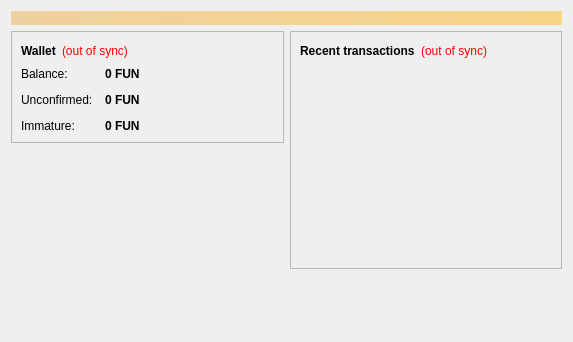
This is src/qt/forms/overviewpage.ui in Eternity-Soap/funcoin as Qt 5 draws it before an edit. The edited form follows.
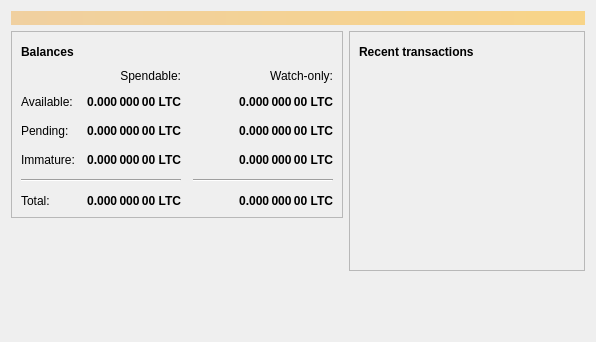
This is the edited form. Icons and pictures are not drawn.

Diff of the .ui file:
```diff
--- a/src/qt/forms/overviewpage.ui
+++ b/src/qt/forms/overviewpage.ui
@@ -6,7 +6,7 @@
    <rect>
     <x>0</x>
     <y>0</y>
-    <width>573</width>
+    <width>596</width>
     <height>342</height>
    </rect>
   </property>
@@ -20,7 +20,7 @@
       <bool>false</bool>
      </property>
      <property name="styleSheet">
-      <string notr="true">background-color: qlineargradient(x1: 0, y1: 0, x2: 1, y2: 0, stop:0 #F0D0A0, stop:1 #F8D488); color:#000000;</string>
+      <string notr="true">QLabel { background-color: qlineargradient(x1: 0, y1: 0, x2: 1, y2: 0, stop:0 #F0D0A0, stop:1 #F8D488); color:#000000; }</string>
      </property>
      <property name="wordWrap">
       <bool>true</bool>
@@ -54,27 +54,194 @@
                </font>
               </property>
               <property name="text">
-               <string>Wallet</string>
+               <string>Balances</string>
               </property>
              </widget>
             </item>
             <item>
-             <widget class="QLabel" name="labelWalletStatus">
+             <widget class="QPushButton" name="labelWalletStatus">
+              <property name="enabled">
+               <bool>true</bool>
+              </property>
+              <property name="maximumSize">
+               <size>
+                <width>30</width>
+                <height>16777215</height>
+               </size>
+              </property>
               <property name="toolTip">
                <string>The displayed information may be out of date. Your wallet automatically synchronizes with the Funcoin network after a connection is established, but this process has not completed yet.</string>
               </property>
-              <property name="styleSheet">
-               <string notr="true">QLabel { color: red; }</string>
+              <property name="text">
+               <string/>
               </property>
+              <property name="icon">
+               <iconset resource="../bitcoin.qrc">
+                <normaloff>:/icons/warning</normaloff>
+                <disabledoff>:/icons/warning</disabledoff>:/icons/warning</iconset>
+              </property>
+              <property name="iconSize">
+               <size>
+                <width>24</width>
+                <height>24</height>
+               </size>
+              </property>
+              <property name="flat">
+               <bool>true</bool>
+              </property>
+             </widget>
+            </item>
+            <item>
+             <spacer name="horizontalSpacer_3">
+              <property name="orientation">
+               <enum>Qt::Horizontal</enum>
+              </property>
+              <property name="sizeHint" stdset="0">
+               <size>
+                <width>40</width>
+                <height>20</height>
+               </size>
+              </property>
+             </spacer>
+            </item>
+           </layout>
+          </item>
+          <item>
+           <layout class="QGridLayout" name="gridLayout">
+            <property name="spacing">
+             <number>12</number>
+            </property>
+            <item row="2" column="2">
+             <widget class="QLabel" name="labelWatchPending">
+              <property name="font">
+               <font>
+                <weight>75</weight>
+                <bold>true</bold>
+               </font>
+              </property>
+              <property name="cursor">
+               <cursorShape>IBeamCursor</cursorShape>
+              </property>
+              <property name="toolTip">
+               <string>Unconfirmed transactions to watch-only addresses</string>
+              </property>
               <property name="text">
-               <string notr="true">(out of sync)</string>
+               <string notr="true">0.000 000 00 LTC</string>
               </property>
               <property name="alignment">
-               <set>Qt::AlignLeading|Qt::AlignLeft|Qt::AlignVCenter</set>
+               <set>Qt::AlignRight|Qt::AlignTrailing|Qt::AlignVCenter</set>
               </property>
              </widget>
             </item>
-            <item>
+            <item row="2" column="1">
+             <widget class="QLabel" name="labelUnconfirmed">
+              <property name="font">
+               <font>
+                <weight>75</weight>
+                <bold>true</bold>
+               </font>
+              </property>
+              <property name="cursor">
+               <cursorShape>IBeamCursor</cursorShape>
+              </property>
+              <property name="toolTip">
+               <string>Total of transactions that have yet to be confirmed, and do not yet count toward the spendable balance</string>
+              </property>
+              <property name="text">
+               <string notr="true">0.000 000 00 LTC</string>
+              </property>
+              <property name="alignment">
+               <set>Qt::AlignRight|Qt::AlignTrailing|Qt::AlignVCenter</set>
+              </property>
+              <property name="textInteractionFlags">
+               <set>Qt::LinksAccessibleByMouse|Qt::TextSelectableByKeyboard|Qt::TextSelectableByMouse</set>
+              </property>
+             </widget>
+            </item>
+            <item row="3" column="2">
+             <widget class="QLabel" name="labelWatchImmature">
+              <property name="font">
+               <font>
+                <weight>75</weight>
+                <bold>true</bold>
+               </font>
+              </property>
+              <property name="cursor">
+               <cursorShape>IBeamCursor</cursorShape>
+              </property>
+              <property name="toolTip">
+               <string>Mined balance in watch-only addresses that has not yet matured</string>
+              </property>
+              <property name="text">
+               <string notr="true">0.000 000 00 LTC</string>
+              </property>
+              <property name="alignment">
+               <set>Qt::AlignRight|Qt::AlignTrailing|Qt::AlignVCenter</set>
+              </property>
+              <property name="textInteractionFlags">
+               <set>Qt::LinksAccessibleByMouse|Qt::TextSelectableByKeyboard|Qt::TextSelectableByMouse</set>
+              </property>
+             </widget>
+            </item>
+            <item row="4" column="0" colspan="2">
+             <widget class="Line" name="line">
+              <property name="orientation">
+               <enum>Qt::Horizontal</enum>
+              </property>
+             </widget>
+            </item>
+            <item row="4" column="2">
+             <widget class="Line" name="lineWatchBalance">
+              <property name="sizePolicy">
+               <sizepolicy hsizetype="Preferred" vsizetype="Fixed">
+                <horstretch>0</horstretch>
+                <verstretch>0</verstretch>
+               </sizepolicy>
+              </property>
+              <property name="minimumSize">
+               <size>
+                <width>140</width>
+                <height>0</height>
+               </size>
+              </property>
+              <property name="orientation">
+               <enum>Qt::Horizontal</enum>
+              </property>
+             </widget>
+            </item>
+            <item row="5" column="0">
+             <widget class="QLabel" name="labelTotalText">
+              <property name="text">
+               <string>Total:</string>
+              </property>
+             </widget>
+            </item>
+            <item row="3" column="1">
+             <widget class="QLabel" name="labelImmature">
+              <property name="font">
+               <font>
+                <weight>75</weight>
+                <bold>true</bold>
+               </font>
+              </property>
+              <property name="cursor">
+               <cursorShape>IBeamCursor</cursorShape>
+              </property>
+              <property name="toolTip">
+               <string>Mined balance that has not yet matured</string>
+              </property>
+              <property name="text">
+               <string notr="true">0.000 000 00 LTC</string>
+              </property>
+              <property name="alignment">
+               <set>Qt::AlignRight|Qt::AlignTrailing|Qt::AlignVCenter</set>
+              </property>
+              <property name="textInteractionFlags">
+               <set>Qt::LinksAccessibleByMouse|Qt::TextSelectableByKeyboard|Qt::TextSelectableByMouse</set>
+              </property>
+             </widget>
+            </item>
+            <item row="2" column="3">
              <spacer name="horizontalSpacer_2">
               <property name="orientation">
                <enum>Qt::Horizontal</enum>
@@ -87,28 +254,15 @@
               </property>
              </spacer>
             </item>
-           </layout>
-          </item>
-          <item>
-           <layout class="QFormLayout" name="formLayout_2">
-            <property name="fieldGrowthPolicy">
-             <enum>QFormLayout::AllNonFixedFieldsGrow</enum>
-            </property>
-            <property name="horizontalSpacing">
-             <number>12</number>
-            </property>
-            <property name="verticalSpacing">
-             <number>12</number>
-            </property>
-            <item row="0" column="0">
-             <widget class="QLabel" name="label">
+            <item row="3" column="0">
+             <widget class="QLabel" name="labelImmatureText">
               <property name="text">
-               <string>Balance:</string>
+               <string>Immature:</string>
               </property>
              </widget>
             </item>
-            <item row="0" column="1">
-             <widget class="QLabel" name="labelBalance">
+            <item row="5" column="1">
+             <widget class="QLabel" name="labelTotal">
               <property name="font">
                <font>
                 <weight>75</weight>
@@ -122,22 +276,60 @@
                <string>Your current balance</string>
               </property>
               <property name="text">
-               <string notr="true">0 FUN</string>
+               <string notr="true">0.000 000 00 LTC</string>
               </property>
+              <property name="alignment">
+               <set>Qt::AlignRight|Qt::AlignTrailing|Qt::AlignVCenter</set>
+              </property>
               <property name="textInteractionFlags">
                <set>Qt::LinksAccessibleByMouse|Qt::TextSelectableByKeyboard|Qt::TextSelectableByMouse</set>
               </property>
              </widget>
             </item>
+            <item row="5" column="2">
+             <widget class="QLabel" name="labelWatchTotal">
+              <property name="font">
+               <font>
+                <weight>75</weight>
+                <bold>true</bold>
+               </font>
+              </property>
+              <property name="cursor">
+               <cursorShape>IBeamCursor</cursorShape>
+              </property>
+              <property name="toolTip">
+               <string>Current total balance in watch-only addresses</string>
+              </property>
+              <property name="text">
+               <string notr="true">0.000 000 00 LTC</string>
+              </property>
+              <property name="alignment">
+               <set>Qt::AlignRight|Qt::AlignTrailing|Qt::AlignVCenter</set>
+              </property>
+              <property name="textInteractionFlags">
+               <set>Qt::LinksAccessibleByMouse|Qt::TextSelectableByKeyboard|Qt::TextSelectableByMouse</set>
+              </property>
+             </widget>
+            </item>
+            <item row="0" column="2">
+             <widget class="QLabel" name="labelWatchonly">
+              <property name="text">
+               <string>Watch-only:</string>
+              </property>
+              <property name="alignment">
+               <set>Qt::AlignRight|Qt::AlignTrailing|Qt::AlignVCenter</set>
+              </property>
+             </widget>
+            </item>
             <item row="1" column="0">
-             <widget class="QLabel" name="label_3">
+             <widget class="QLabel" name="labelBalanceText">
               <property name="text">
-               <string>Unconfirmed:</string>
+               <string>Available:</string>
               </property>
              </widget>
             </item>
             <item row="1" column="1">
-             <widget class="QLabel" name="labelUnconfirmed">
+             <widget class="QLabel" name="labelBalance">
               <property name="font">
                <font>
                 <weight>75</weight>
@@ -151,7 +343,35 @@
                <string>Total of transactions that have yet to be confirmed, and do not yet count toward the current balance</string>
               </property>
               <property name="text">
-               <string notr="true">0 FUN</string>
+               <string notr="true">0.000 000 00 LTC</string>
+              </property>
+              <property name="alignment">
+               <set>Qt::AlignRight|Qt::AlignTrailing|Qt::AlignVCenter</set>
+              </property>
+              <property name="textInteractionFlags">
+               <set>Qt::LinksAccessibleByMouse|Qt::TextSelectableByKeyboard|Qt::TextSelectableByMouse</set>
+              </property>
+             </widget>
+            </item>
+            <item row="1" column="2">
+             <widget class="QLabel" name="labelWatchAvailable">
+              <property name="font">
+               <font>
+                <weight>75</weight>
+                <bold>true</bold>
+               </font>
+              </property>
+              <property name="cursor">
+               <cursorShape>IBeamCursor</cursorShape>
+              </property>
+              <property name="toolTip">
+               <string>Your current balance in watch-only addresses</string>
+              </property>
+              <property name="text">
+               <string notr="true">0.000 000 00 LTC</string>
+              </property>
+              <property name="alignment">
+               <set>Qt::AlignRight|Qt::AlignTrailing|Qt::AlignVCenter</set>
               </property>
               <property name="textInteractionFlags">
                <set>Qt::LinksAccessibleByMouse|Qt::TextSelectableByKeyboard|Qt::TextSelectableByMouse</set>
@@ -159,28 +379,19 @@
              </widget>
             </item>
             <item row="2" column="0">
-             <widget class="QLabel" name="labelImmatureText">
+             <widget class="QLabel" name="labelPendingText">
               <property name="text">
-               <string>Immature:</string>
+               <string>Pending:</string>
               </property>
              </widget>
             </item>
-            <item row="2" column="1">
-             <widget class="QLabel" name="labelImmature">
-              <property name="font">
-               <font>
-                <weight>75</weight>
-                <bold>true</bold>
-               </font>
-              </property>
-              <property name="toolTip">
-               <string>Mined balance that has not yet matured</string>
-              </property>
+            <item row="0" column="1">
+             <widget class="QLabel" name="labelSpendable">
               <property name="text">
-               <string notr="true">0 FUN</string>
+               <string>Spendable:</string>
               </property>
-              <property name="textInteractionFlags">
-               <set>Qt::LinksAccessibleByMouse|Qt::TextSelectableByKeyboard|Qt::TextSelectableByMouse</set>
+              <property name="alignment">
+               <set>Qt::AlignRight|Qt::AlignTrailing|Qt::AlignVCenter</set>
               </property>
              </widget>
             </item>
@@ -219,24 +430,47 @@
            <layout class="QHBoxLayout" name="horizontalLayout_2">
             <item>
              <widget class="QLabel" name="label_4">
+              <property name="font">
+               <font>
+                <weight>75</weight>
+                <bold>true</bold>
+               </font>
+              </property>
               <property name="text">
-               <string>&lt;b&gt;Recent transactions&lt;/b&gt;</string>
+               <string>Recent transactions</string>
               </property>
              </widget>
             </item>
             <item>
-             <widget class="QLabel" name="labelTransactionsStatus">
+             <widget class="QPushButton" name="labelTransactionsStatus">
+              <property name="enabled">
+               <bool>true</bool>
+              </property>
+              <property name="maximumSize">
+               <size>
+                <width>30</width>
+                <height>16777215</height>
+               </size>
+              </property>
               <property name="toolTip">
-               <string>The displayed information may be out of date. Your wallet automatically synchronizes with the Funcoin network after a connection is established, but this process has not completed yet.</string>
-              </property>
-              <property name="styleSheet">
-               <string notr="true">QLabel { color: red; }</string>
+               <string>The displayed information may be out of date. Your wallet automatically synchronizes with the Litecoin network after a connection is established, but this process has not completed yet.</string>
               </property>
               <property name="text">
-               <string notr="true">(out of sync)</string>
+               <string/>
               </property>
-              <property name="alignment">
-               <set>Qt::AlignRight|Qt::AlignTrailing|Qt::AlignVCenter</set>
+              <property name="icon">
+               <iconset resource="../bitcoin.qrc">
+                <normaloff>:/icons/warning</normaloff>
+                <disabledoff>:/icons/warning</disabledoff>:/icons/warning</iconset>
+              </property>
+              <property name="iconSize">
+               <size>
+                <width>24</width>
+                <height>24</height>
+               </size>
+              </property>
+              <property name="flat">
+               <bool>true</bool>
               </property>
              </widget>
             </item>
```
Left out of the diff: 12 changed lines with no effect on the pictures.
